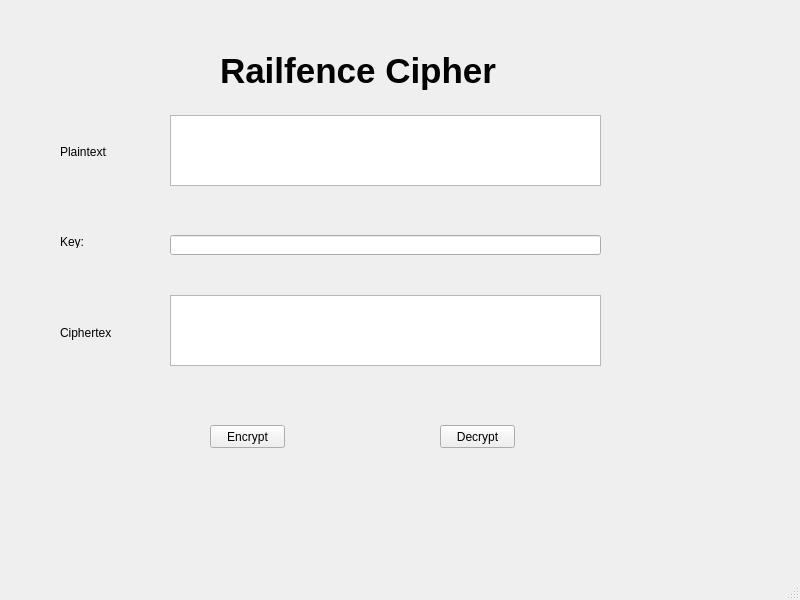
Old version of the form lab03/ui/railfence.ui in the repository Dton04/bmtt-nc-hutech-2280600609.
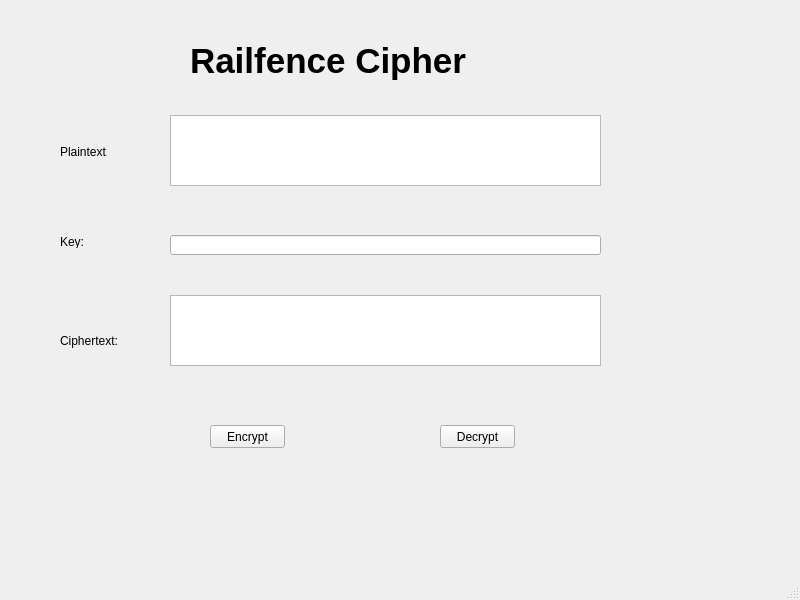
New version of the form.

```diff
--- a/lab03/ui/railfence.ui
+++ b/lab03/ui/railfence.ui
@@ -63,10 +63,10 @@
    <widget class="QLabel" name="label_4">
     <property name="geometry">
      <rect>
-      <x>220</x>
-      <y>50</y>
-      <width>311</width>
-      <height>41</height>
+      <x>190</x>
+      <y>30</y>
+      <width>421</width>
+      <height>61</height>
      </rect>
     </property>
     <property name="font">
@@ -85,8 +85,8 @@
      <rect>
       <x>60</x>
       <y>325</y>
-      <width>51</width>
-      <height>16</height>
+      <width>71</width>
+      <height>31</height>
      </rect>
     </property>
     <property name="text">
```
Left out of the diff: 2 changed lines with no effect on the pictures.
